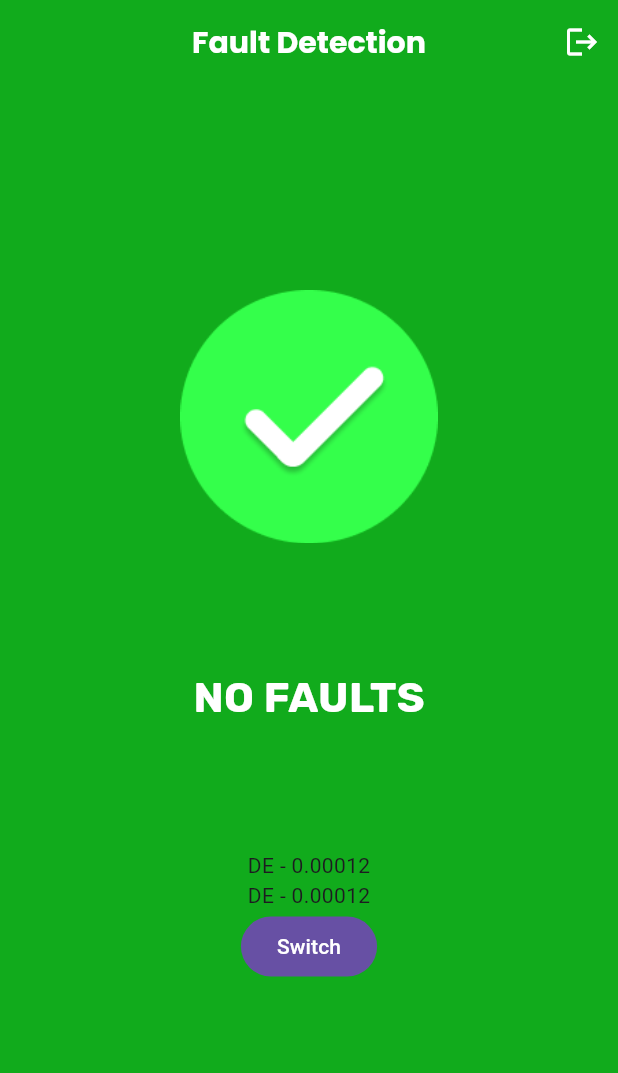
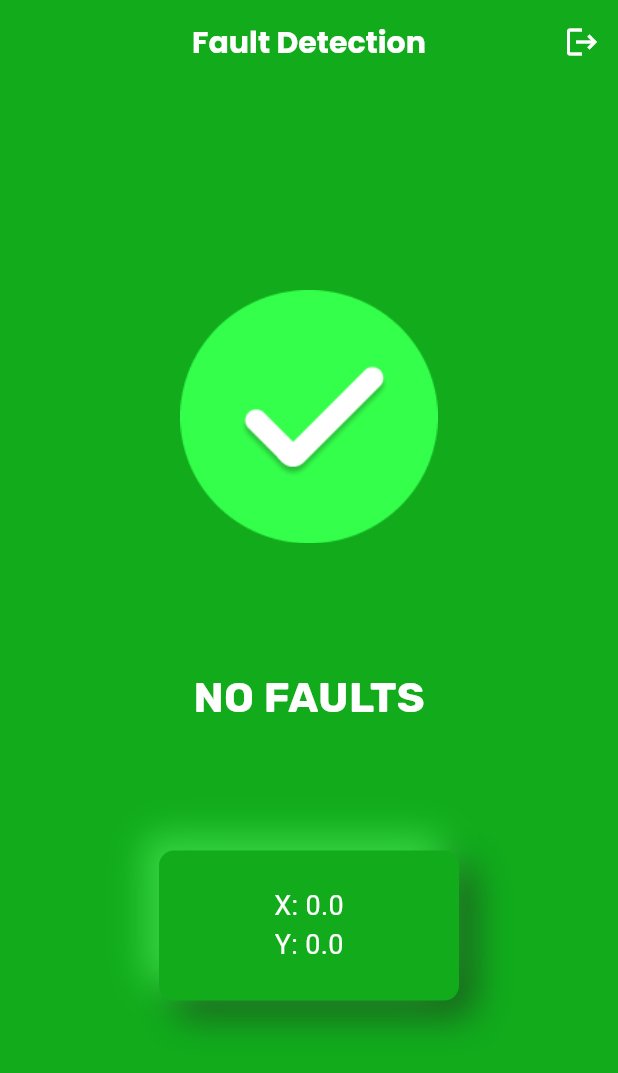
Before and after one commit to Delwn/Main-Project, a Flutter app: the home_screen screen opened directly, on a phone screen of 412 x 824 dp. Shown: the top 1073 px of the screen. Run offline on Flutter 3.47's test engine with Material 3 defaults, Android fonts, the phone set to English and light mode, and no system bars; our stand-ins replace cloud_firestore, firebase_auth, firebase_core, firebase_database, fluttertoast, get and 1 more; accounts and stored records are empty.

Commit message:
added neumorphism container and ui updations

```diff
--- a/main_project_app/lib/Controllers/homeController.dart
+++ b/main_project_app/lib/Controllers/homeController.dart
@@ -9,6 +9,8 @@ class HomeController extends GetxController {
 
   RxInt count = 0.obs;
   RxBool faultOccured = false.obs;
+  RxDouble x = 0.0.obs;
+  RxDouble y = 0.0.obs;
 
   @override
   void onInit() {
@@ -42,9 +44,16 @@ class HomeController extends GetxController {
 
   onFirebaseEvent(event) {
     final data = event.data();
-    if (faultOccured.value != data['status']) {
+    if (faultOccured.value != data['status'] ||
+        x.value != data['x'] ||
+        y.value != data['y']) {
       faultOccured.value = data['status'];
+      x.value = data['x'] as double;
+      y.value = data['y'] as double;
+
       update();
     }
+
+    if (x.value != data['x']) {}
   }
 }
--- a/main_project_app/lib/apis/api.dart
+++ b/main_project_app/lib/apis/api.dart
@@ -1,4 +1,3 @@
-import "package:firebase_core/firebase_core.dart";
 import 'package:cloud_firestore/cloud_firestore.dart';
 import 'package:firebase_auth/firebase_auth.dart';
 
--- a/main_project_app/lib/main.dart
+++ b/main_project_app/lib/main.dart
@@ -2,7 +2,6 @@ import 'package:firebase_core/firebase_core.dart';
 import 'package:flutter/material.dart';
 import 'package:get/get.dart';
 import 'package:main_project_app/firebase_options.dart';
-import 'package:main_project_app/screens/login_screen.dart';
 import 'package:main_project_app/screens/splash_Screen.dart';
 
 late Size mq;
--- a/main_project_app/lib/screens/home_screen.dart
+++ b/main_project_app/lib/screens/home_screen.dart
@@ -1,6 +1,5 @@
 import 'package:firebase_auth/firebase_auth.dart';
 import 'package:firebase_database/firebase_database.dart';
-import 'package:fl_chart/fl_chart.dart';
 import 'package:flutter/material.dart';
 import 'package:get/get.dart';
 import 'package:google_fonts/google_fonts.dart';
@@ -10,8 +9,8 @@ import 'package:main_project_app/screens/login_screen.dart';
 
 class home_screen extends StatelessWidget {
   home_screen({super.key});
-  HomeController controller = Get.put(HomeController());
-  DatabaseReference ref = Get.put(FirebaseDatabase.instance.ref());
+  final HomeController controller = Get.put(HomeController());
+  final DatabaseReference ref = Get.put(FirebaseDatabase.instance.ref());
 
   @override
   Widget build(BuildContext context) {
@@ -19,12 +18,12 @@ class home_screen extends StatelessWidget {
     return Obx(
       () => Scaffold(
           backgroundColor: !controller.faultOccured.value
-              ? Color(0xff11ab1c)
-              : Color(0xffb91f15),
+              ? const Color(0xff11ab1c)
+              : const Color(0xffb91f15),
           appBar: AppBar(
             backgroundColor: !controller.faultOccured.value
-                ? Color(0xff11ab1c)
-                : Color(0xffb91f15),
+                ? const Color(0xff11ab1c)
+                : const Color(0xffb91f15),
             automaticallyImplyLeading: false,
             title: Text(
               "Fault Detection",
@@ -60,8 +59,8 @@ class home_screen extends StatelessWidget {
                   height: mq.height / 6,
                 ),
                 SizedBox(
-                    child: Obx(() => Image.asset(controller.getImage)),
-                    width: mq.width / 2.4),
+                    width: mq.width / 2.4,
+                    child: Obx(() => Image.asset(controller.getImage))),
                 SizedBox(
                   height: mq.height / 10,
                 ),
@@ -75,12 +74,56 @@ class home_screen extends StatelessWidget {
                 SizedBox(
                   height: mq.height / 10,
                 ),
-                Column(
-                  children: [Text("DE - 0.00012"), Text("DE - 0.00012")],
+                Container(
+                  alignment: Alignment.center,
+                  height: 100,
+                  width: 200,
+                  decoration: BoxDecoration(
+                      color: !controller.faultOccured.value
+                          ? const Color(0xff11ab1c)
+                          : const Color(0xffb91f15),
+                      borderRadius: BorderRadius.circular(10),
+                      boxShadow: [
+                        BoxShadow(
+                          color: !controller.faultOccured.value
+                              ? const Color(0xff175d1b)
+                              : const Color(0xff590e0a),
+                          offset: const Offset(10, 10),
+                          blurRadius: 20,
+                          // spreadRadius: 1,
+                        ),
+                        BoxShadow(
+                          color: !controller.faultOccured.value
+                              ? const Color(0xff35d741)
+                              : const Color(0xffee392e),
+                          offset: const Offset(-10, -10),
+                          blurRadius: 20,
+                          // spreadRadius: 5,
+                        ),
+                      ]),
+                  child: Column(
+                    mainAxisAlignment: MainAxisAlignment.center,
+                    children: [
+                      Obx(() => Text(
+                            "X: ${controller.x.value}",
+                            style: const TextStyle(
+                              color: Colors.white,
+                              fontSize: 18,
+                            ),
+                          )),
+                      Obx(() => Text(
+                            "Y: ${controller.y.value}",
+                            style: const TextStyle(
+                              color: Colors.white,
+                              fontSize: 18,
+                            ),
+                          ))
+                    ],
+                  ),
                 ),
-                FilledButton(
-                    onPressed: controller.flipFaultOccured,
-                    child: Text("Switch")),
+                // FilledButton(
+                //     onPressed: controller.flipFaultOccured,
+                //     child: Text("Switch")),
               ],
             ),
           )),
```
Also changed, not shown: main_project_app/lib/screens/history_Screen.dart (added).
